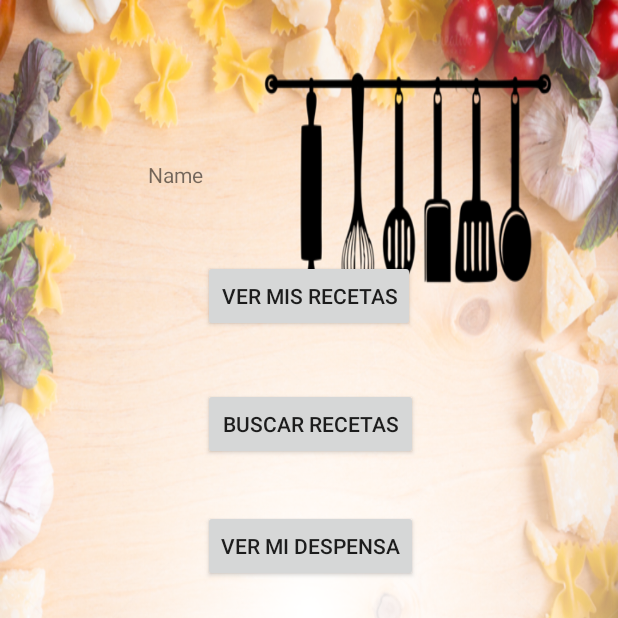
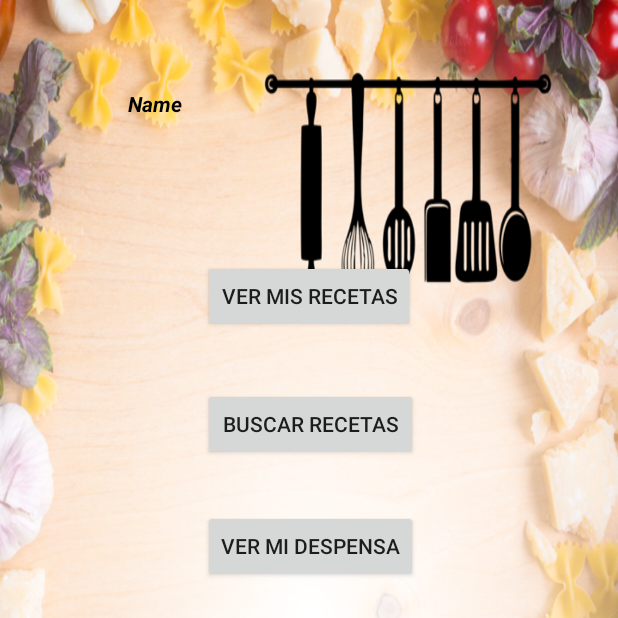
Before and after one commit to nicolegarcia/ProyectV1, an Android app: the HomeActivity screen opened directly, with no data from a screen before it, on a phone screen of 412 x 824 dp, the top half of it. Run offline under Robolectric (Android 15) with nearby library versions, the phone set to English and light mode, and no system bars; libraries missing offline, so code that uses them is left out: com.facebook; 2 statements that could not run were skipped.

Commit message:
nombre usuario logueado en home

```diff
--- a/app/src/main/java/com/example/nicole/proyectv1/HomeActivity.java
+++ b/app/src/main/java/com/example/nicole/proyectv1/HomeActivity.java
@@ -8,6 +8,7 @@ import android.widget.Button;
 import android.widget.TextView;
 
 import com.example.nicole.proyectv1.Recetas.RecetasActivity;
+import com.facebook.Profile;
 
 /**
  * Created by SG on 05-01-2016.
@@ -18,11 +19,11 @@ public class HomeActivity extends Activity{
     protected void onCreate(Bundle savedInstanceState) {
         super.onCreate(savedInstanceState);
 
-        TextView name = (TextView) findViewById(R.id.userName);
         setContentView(R.layout.home);
 
-        //Profile profile = Profile.getCurrentProfile();
-        //name.setText(profile.getName());
+        TextView name = (TextView) findViewById(R.id.userName);
+        Profile profile = Profile.getCurrentProfile();
+        name.setText("BIENVENID@ \n".concat(profile.getName()));
 
         irDespensa();
         irRecetas();
--- a/app/src/main/res/layout/activity_main.xml
+++ b/app/src/main/res/layout/activity_main.xml
@@ -10,11 +10,6 @@
     android:paddingBottom="@dimen/activity_vertical_margin"
     tools:context=".MainActivity"
     android:background="@drawable/fondoinicio">
-
-    <TextView android:text="Hello World!"
-        android:layout_width="wrap_content"
-        android:id="@+id/key"
-        android:layout_height="wrap_content" />
 
 
     <com.facebook.login.widget.LoginButton
--- a/app/src/main/res/layout/home.xml
+++ b/app/src/main/res/layout/home.xml
@@ -8,14 +8,19 @@
     tools:context=".HomeActivity">
 
     <TextView
-        android:layout_width="wrap_content"
+        android:layout_width="80dp"
         android:layout_height="wrap_content"
         android:text="Name"
         android:id="@+id/userName"
-        android:layout_marginBottom="95dp"
-        android:layout_alignBottom="@+id/btn_VerRecetas"
-        android:layout_toLeftOf="@+id/btn_VerRecetas"
-        android:layout_toStartOf="@+id/btn_VerRecetas" />
+        android:layout_marginLeft="63dp"
+        android:layout_marginStart="63dp"
+        android:textStyle="bold|italic"
+        android:textColor="#000000"
+        android:layout_marginTop="59dp"
+        android:textAlignment="center"
+        android:layout_alignParentTop="true"
+        android:layout_alignParentLeft="true"
+        android:layout_alignParentStart="true" />
 
     <Button
         style="?android:attr/buttonStyleSmall"
```
